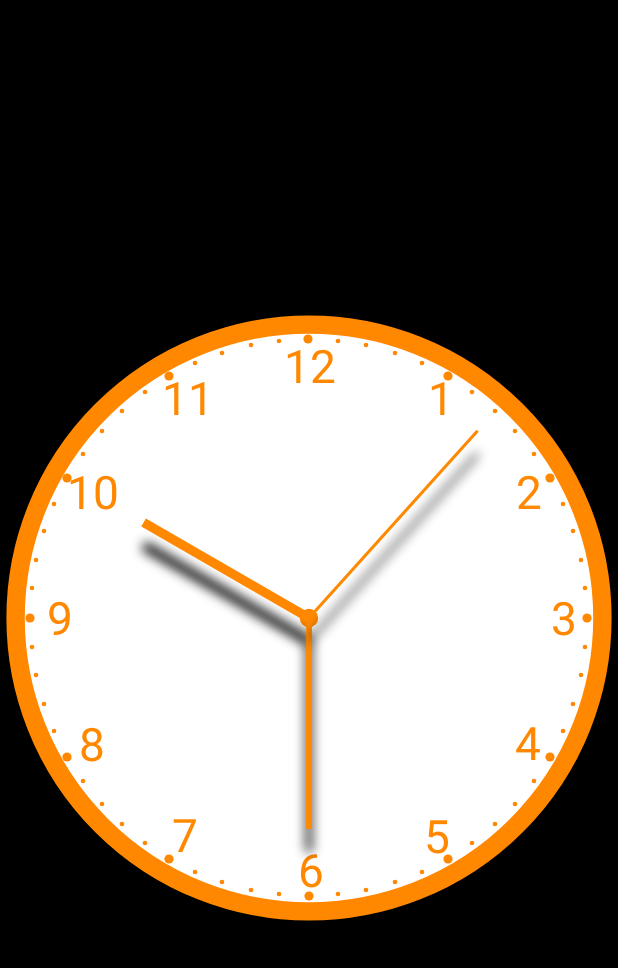
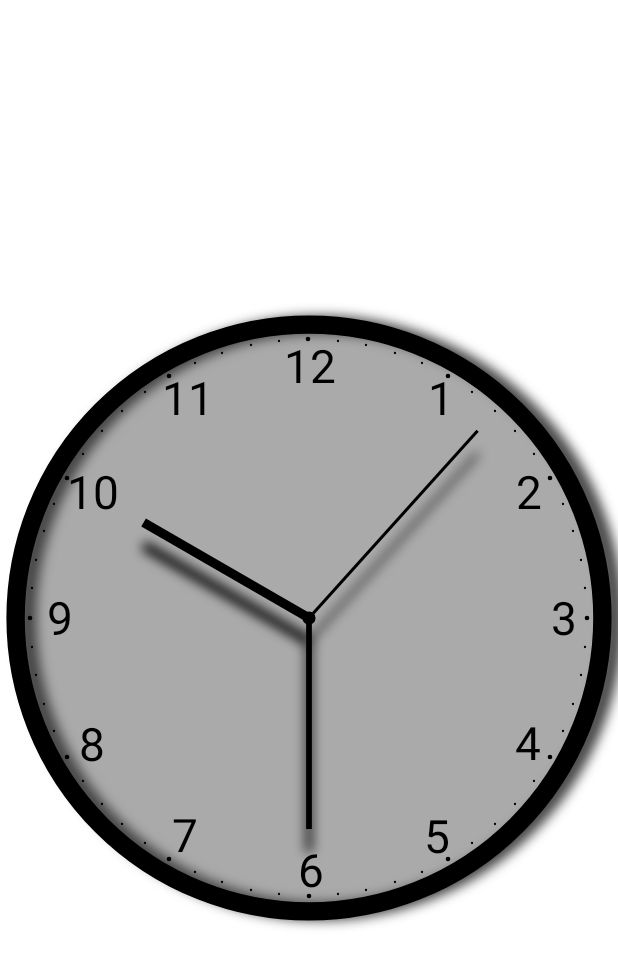
Before and after one commit to AlyonaRulezzz/VK_19_03, an Android app: the screen it shows after launch (MainActivity), on a phone screen of 412 x 824 dp. Shown: the top 968 px of the screen. Run offline under Robolectric (Android 15) with nearby library versions, the phone set to English and light mode, and no system bars.

Commit message:
added shadows on circle

```diff
--- a/app/src/main/java/com/example/analogclock/ClockView.kt
+++ b/app/src/main/java/com/example/analogclock/ClockView.kt
@@ -16,12 +16,12 @@ import kotlin.math.sin
 
 
 class ClockView : View {
+    private var coefficient = 0
     private var height = 0
     private var width = 0
     private var padding = 0
     private var fontSize = 0
     private val numeralSpacing = 0
-//    private var handTruncation = 0
     private var hourHandTruncation = 0
     private var minuteHandTruncation = 0
     private var radius = 0
@@ -54,24 +54,22 @@ class ClockView : View {
             TypedValue.COMPLEX_UNIT_SP, min / 20f,
             resources.displayMetrics
         ).toInt()
+        coefficient = fontSize
         padding =
-            if (fontSize < 20) numeralSpacing + (fontSize * 1.5).toInt()
-            else numeralSpacing + fontSize
-        radius = min / 2 - padding - fontSize / 4
-//        handTruncation = min / 25
+            if (coefficient < 20) numeralSpacing + (coefficient * 1.5).toInt()
+            else numeralSpacing + coefficient
+        radius = min / 2 - padding - coefficient / 4
         hourHandTruncation = min / 10
         minuteHandTruncation = min / 15
         paint = Paint()
         isInit = true
-        radiusForDots = min(height, width) / 2 - fontSize / 1.5
-        radiusOfSmallDots = fontSize / 20f
-        radiusOfBigDots = fontSize / 10f
+        radiusForDots = min(height, width) / 2 - coefficient / 1.5
+        radiusOfSmallDots = coefficient / 40f
+        radiusOfBigDots = coefficient / 20f
 
-//        shadowRadius = 20f
-        shadowRadius = fontSize / 5f
+        shadowRadius = coefficient / 5f
         shadowDx = 0f
-//        shadowDy = 100f
-        shadowDy = fontSize / 2f
+        shadowDy = coefficient / 2f
         shadowColor = Color.BLACK
     }
 
@@ -79,7 +77,6 @@ class ClockView : View {
         if (!isInit) {
             initClock()
         }
-        canvas.drawColor(Color.BLACK)
         drawInsideCircle(canvas)
         drawCircle(canvas)
         drawCenter(canvas)
@@ -96,13 +93,13 @@ class ClockView : View {
         val angle = Math.PI * loc / 30 - Math.PI / 2
         var handRadius = radius
             if (isHour) {
-                paint!!.strokeWidth = fontSize / 5f
+                paint!!.strokeWidth = coefficient / 5f
                 handRadius -= hourHandTruncation
             } else if (isMinute) {
-                paint!!.strokeWidth = fontSize / 8f
+                paint!!.strokeWidth = coefficient / 8f
                 handRadius -= minuteHandTruncation
             } else {
-                paint!!.strokeWidth = fontSize / 15f
+                paint!!.strokeWidth = coefficient / 15f
             }
         canvas.drawLine(
             (width / 2).toFloat(),
@@ -137,12 +134,11 @@ class ClockView : View {
     }
 
     private fun drawDots(canvas: Canvas) {
-        paint!!.textSize = fontSize.toFloat()
-        for (number in 1..60) {
-            val angle = Math.PI / 30 * (number - 3)
+        for (dotCounter in 1..60) {
+            val angle = Math.PI / 30 * (dotCounter - 3)
             val x = (width / 2 + cos(angle) * radiusForDots).toInt()
             val y = (height / 2 + sin(angle) * radiusForDots).toInt()
-            if (number % 5 == 3) {
+            if (dotCounter % 5 == 3) {
                 canvas.drawCircle(x.toFloat(), y.toFloat(), radiusOfBigDots, paint!!)
             } else {
                 canvas.drawCircle(x.toFloat(), y.toFloat(), radiusOfSmallDots, paint!!)
@@ -152,22 +148,26 @@ class ClockView : View {
 
     private fun drawCenter(canvas: Canvas) {
         paint!!.style = Paint.Style.FILL
-        canvas.drawCircle((width / 2).toFloat(), (height / 2).toFloat(), fontSize / 5f, paint!!)
+        canvas.drawCircle((width / 2).toFloat(), (height / 2).toFloat(), coefficient / 7f, paint!!)
     }
 
     private fun drawCircle(canvas: Canvas) {
-        paint!!.color = resources.getColor(R.color.holo_orange_dark)
-        paint!!.strokeWidth = fontSize / 2.5f
+        paint?.setShadowLayer(shadowRadius, coefficient / 4f, 0f, Color.DKGRAY)
+
+        paint!!.color = resources.getColor(R.color.black)
+        paint!!.strokeWidth = coefficient / 2.5f
         paint!!.style = Paint.Style.STROKE
         canvas.drawCircle(
             (width / 2).toFloat(), (height / 2).toFloat(), (radius + 0.9 * padding).toFloat(),
             paint!!
         )
+
+        paint?.clearShadowLayer()
     }
 
     private fun drawInsideCircle(canvas: Canvas) {
         paint!!.reset()
-        paint!!.color = resources.getColor(R.color.white)
+        paint!!.color = resources.getColor(R.color.darker_gray)
         paint!!.style = Paint.Style.FILL
         paint!!.isAntiAlias = true
         canvas.drawCircle(
--- a/app/src/main/res/layout/activity_main.xml
+++ b/app/src/main/res/layout/activity_main.xml
@@ -4,7 +4,8 @@
     xmlns:tools="http://schemas.android.com/tools"
     android:layout_width="match_parent"
     android:layout_height="match_parent"
-    tools:context=".MainActivity">
+    tools:context=".MainActivity"
+    android:background="#FFFFFF">
 
     <com.example.analogclock.ClockView
         android:layout_width="wrap_content"
--- a/app/src/main/res/values/colors.xml
+++ b/app/src/main/res/values/colors.xml
@@ -2,4 +2,6 @@
 <resources>
     <color name="black">#FF000000</color>
     <color name="white">#FFFFFFFF</color>
+    <color name="blue">#1FA8D1</color>
+    <color name="grey">#BFC2C3</color>
 </resources>
```
